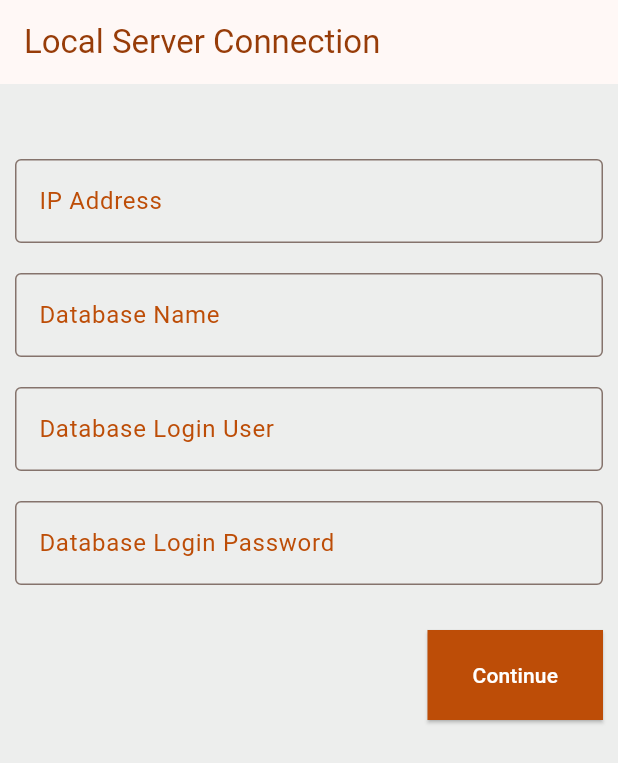
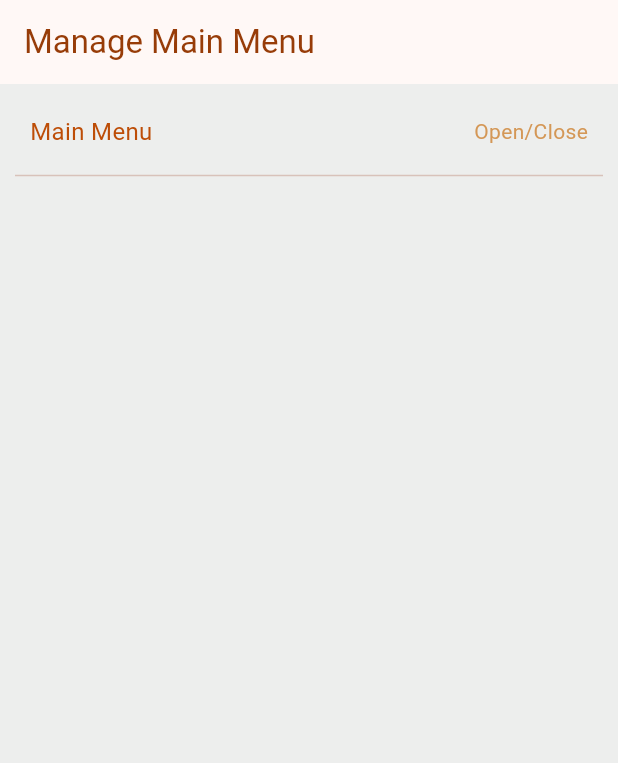
Before and after one commit to BOSDevTeam/waiter_app, a Flutter app: the screen it shows after launch, on a phone screen of 412 x 824 dp. Shown: the top 763 px of the screen. Run offline on Flutter 3.47's test engine with Material 2 defaults, Android fonts, the phone set to English and light mode, and no system bars; our stand-ins replace animated_splash_screen, dio, flutter_easyloading, fluttertoast, retrofit, shared_preferences and 2 more; missing offline and left inert: mac_address; accounts and stored records are empty; generated files the repository leaves out were written again.

Commit message:
implementing manage main menu

```diff
--- a/lib/database/database_helper.dart
+++ b/lib/database/database_helper.dart
@@ -40,7 +40,7 @@ class DatabaseHelper {
     await _db.execute(
         "CREATE TABLE IF NOT EXISTS $tbTable(TableID INTEGER,TableName TEXT,TableTypeID INTEGER)");
     await _db.execute(
-        "CREATE TABLE IF NOT EXISTS $tbMainMenu(MainMenuID INTEGER,MainMenuName TEXT,CounterID INTEGER)");
+        "CREATE TABLE IF NOT EXISTS $tbMainMenu(MainMenuID INTEGER,MainMenuName TEXT,CounterID INTEGER,IsOpen INTEGER)");
     await _db.execute(
         "CREATE TABLE IF NOT EXISTS $tbSubMenu(SubMenuID INTEGER,MainMenuID INTEGER,SubMenuName TEXT,IncomeID INTEGER)");
     await _db.execute(
@@ -146,7 +146,7 @@ class DatabaseHelper {
   Future<List<Map<String, dynamic>>> getMainMenu() async {
     _db = await _createDatabase();
     List<Map<String, dynamic>> list = await _db
-        .rawQuery("SELECT MainMenuID,MainMenuName,CounterID FROM $tbMainMenu");
+        .rawQuery("SELECT MainMenuID,MainMenuName,CounterID,IsOpen FROM $tbMainMenu");
     return list;
   }
 
--- a/lib/main.dart
+++ b/lib/main.dart
@@ -7,6 +7,7 @@ import 'package:waiter_app/provider/customer_provider.dart';
 import 'package:waiter_app/provider/data_updating_provider.dart';
 import 'package:waiter_app/provider/local_server_con_provider.dart';
 import 'package:waiter_app/provider/login_provider.dart';
+import 'package:waiter_app/provider/manage_main_menu_provider.dart';
 import 'package:waiter_app/provider/number_provider.dart';
 import 'package:waiter_app/provider/order_provider.dart';
 import 'package:waiter_app/provider/password_provider.dart';
@@ -27,6 +28,7 @@ import 'package:waiter_app/value/number_type.dart';
 import 'package:waiter_app/view/dialog/dialog_time.dart';
 import 'package:waiter_app/view/local_server_connection.dart';
 import 'package:waiter_app/view/login.dart';
+import 'package:waiter_app/view/manage_main_menu.dart';
 import 'package:waiter_app/view/navigation/nav_order.dart';
 import 'package:waiter_app/view/navigation/nav_setting.dart';
 import 'package:waiter_app/view/order_detail.dart';
@@ -132,6 +134,10 @@ class MyApp extends StatelessWidget {
             passwordType: PasswordType.settingPassword,
           ),
         ),
+        ChangeNotifierProvider<ManageMainMenuProvider>(
+          create: (context) => ManageMainMenuProvider(),
+          child: const ManageMainMenu()
+        ),
       ],
       child: MaterialApp(
         debugShowCheckedModeBanner: false,
@@ -155,10 +161,11 @@ class MyApp extends StatelessWidget {
           colorScheme: ColorScheme.fromSeed(seedColor: AppColor.primary),
           useMaterial3: true,
         ),
-        home: AnimatedSplashScreen(
+       /*  home: AnimatedSplashScreen(
             backgroundColor: AppColor.primary,
             splash: 'assets/images/foreground.png',
-            nextScreen: _startWidget()),
+            nextScreen: _startWidget()), */
+            home:ManageMainMenu(),
         routes: {
           '/nav_order': (BuildContext ctx) => const NavOrder(),
           '/nav_table': (BuildContext ctx) => const TableSituation(
--- a/lib/model/main_menu_model.dart
+++ b/lib/model/main_menu_model.dart
@@ -3,18 +3,22 @@ import 'package:json_annotation/json_annotation.dart';
 part 'main_menu_model.g.dart';
 
 @JsonSerializable()
-class MainMenuModel{
-
+class MainMenuModel {
   @JsonKey(name: "MainMenuID")
   int mainMenuId;
   @JsonKey(name: "MainMenuName")
   String mainMenuName;
   @JsonKey(name: "CounterID")
   int counterId;
+  int isOpen;
 
-  MainMenuModel({required this.mainMenuId,required this.mainMenuName,required this.counterId});
+  MainMenuModel(
+      {required this.mainMenuId,
+      required this.mainMenuName,
+      required this.counterId,
+      this.isOpen = 1});
 
-  factory MainMenuModel.fromJson(Map<String, dynamic> json) => _$MainMenuModelFromJson(json);
+  factory MainMenuModel.fromJson(Map<String, dynamic> json) =>
+      _$MainMenuModelFromJson(json);
   Map<String, dynamic> toJson() => _$MainMenuModelToJson(this);
-
 }
--- /dev/null
+++ b/lib/provider/manage_main_menu_provider.dart
@@ -0,0 +1,18 @@
+import 'package:flutter/material.dart';
+
+class ManageMainMenuProvider extends ChangeNotifier {
+  List<Map<String, dynamic>> _lstMainMenu = [];
+
+  List<Map<String, dynamic>> get lstMainMenu => _lstMainMenu;
+
+  void setMainMenu(List<Map<String, dynamic>> lstMainMenu) {
+    _lstMainMenu = lstMainMenu;
+    notifyListeners();
+  }
+
+  void updateOpenClose(int index, Map<String, dynamic> mainMenu) {
+    _lstMainMenu.removeAt(index);
+    _lstMainMenu[index] = mainMenu;
+    notifyListeners();
+  }
+}
--- a/lib/value/app_string.dart
+++ b/lib/value/app_string.dart
@@ -89,4 +89,6 @@ class AppString {
   static const String invalidHour = "Invalid Hour";
   static const String invalidMinute = "Invalid Minute";
   static const String pressAndHoldTable = "Press and Hold on Table";
+  static const String manageMainMenu = "Manage Main Menu";
+  static const String openClose = "Open/Close";
 }
--- /dev/null
+++ b/lib/view/manage_main_menu.dart
@@ -0,0 +1,93 @@
+import 'package:flutter/material.dart';
+import 'package:provider/provider.dart';
+import 'package:waiter_app/provider/manage_main_menu_provider.dart';
+import 'package:waiter_app/widget/app_text.dart';
+import '../database/database_helper.dart';
+
+import '../value/app_color.dart';
+import '../value/app_string.dart';
+
+class ManageMainMenu extends StatefulWidget {
+  const ManageMainMenu({super.key});
+
+  @override
+  State<ManageMainMenu> createState() => _ManageMainMenuState();
+}
+
+class _ManageMainMenuState extends State<ManageMainMenu> {
+  @override
+  void initState() {
+    DatabaseHelper().getMainMenu().then((value) {
+      context.read<ManageMainMenuProvider>().setMainMenu(value);
+    });
+    super.initState();
+  }
+
+  @override
+  Widget build(BuildContext context) {
+    return Scaffold(
+      appBar: AppBar(
+          title: const Text(
+        AppString.manageMainMenu,
+        style: TextStyle(color: AppColor.primary),
+      )),
+      body: Container(
+        color: AppColor.grey,
+        padding: const EdgeInsets.only(top: 10, left: 10, right: 10),
+        child: Column(
+          children: [
+            Container(
+              margin: const EdgeInsets.all(10),
+              child: const Row(
+                mainAxisAlignment: MainAxisAlignment.spaceBetween,
+                children: [
+                  AppText(
+                    text: AppString.mainMenu,
+                    color: AppColor.primary500,
+                  ),
+                  AppText(
+                    text: AppString.openClose,
+                    color: AppColor.primary400,
+                    size: 14,
+                  )
+                ],
+              ),
+            ),
+            const Divider(),
+            Consumer<ManageMainMenuProvider>(
+                builder: (context, provider, child) {
+              return Expanded(child: _mainMenu(provider));
+            }),
+          ],
+        ),
+      ),
+    );
+  }
+
+  Widget _mainMenu(ManageMainMenuProvider provider) {
+    return ListView.builder(
+        shrinkWrap: true,
+        itemCount: provider.lstMainMenu.length,
+        itemBuilder: (context, index) {
+          Map<String, dynamic> data = provider.lstMainMenu[index];
+          return ListTile(
+            title: AppText(text: data["MainMenuName"]),
+            trailing: Switch(
+                value: data["IsOpen"] == null || data["IsOpen"] == 1
+                    ? true
+                    : false,
+                onChanged: (result) {
+                  Map<String, dynamic> mainMenu = {
+                    'MainMenuID': data["MainMenuID"],
+                    'MainMenuName': data["MainMenuName"],
+                    'CounterID': data["CounterID"],
+                    'IsOpen': result,
+                  };
+                  context
+                      .read<ManageMainMenuProvider>()
+                      .updateOpenClose(index, mainMenu);
+                }),
+          );
+        });
+  }
+}
```
Also changed, not shown: lib/view/navigation/nav_setting.dart (+20 -1 lines).
